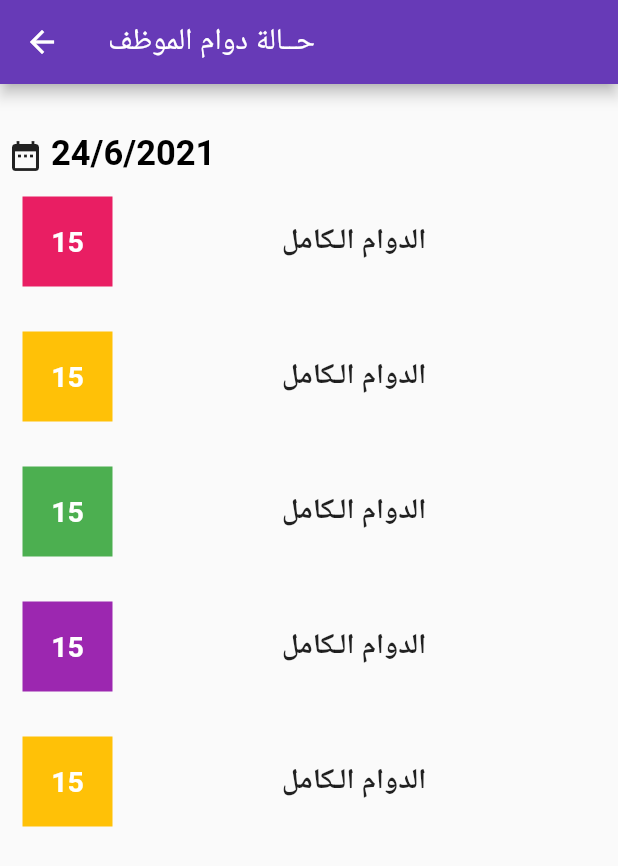
After one commit to Basellzaben/hrapp, a Flutter app: the WorkStatePage screen opened directly, on a phone screen of 412 x 824 dp. The commit adds this screen. Shown: the top 866 px of the screen. Run offline on Flutter 3.47's test engine with Material 2 defaults, Android fonts, the phone set to English and light mode, and no system bars; our stand-ins replace shared_preferences, splashscreen, sqflite; accounts and stored records are empty; network calls fail.

Commit message:
basel alzaben : 28/6/2020-12:25

```diff
--- /dev/null
+++ b/lib/WorkStatePage.dart
@@ -0,0 +1,283 @@
+import 'package:flutter/cupertino.dart';
+import 'package:flutter/material.dart';
+
+class WorkStatePage extends StatelessWidget {
+  late BuildContext mcontext;
+  goBackToPreviousScreen(BuildContext context){
+    Navigator.pop(context);
+
+  }
+
+  @override
+  Widget build(BuildContext context) {
+    mcontext=context;
+    return Scaffold(
+        resizeToAvoidBottomInset : false,
+        appBar: AppBar(title: Text("حــالة دوام الموظف")),
+        body: Center(
+          child: Container(
+            margin: const EdgeInsets.only(left: 0.0,right: 0.0,top: 33.0,bottom: 0.0),
+
+            child: Column(children: [
+
+              Align(
+                alignment: Alignment.topLeft,
+              child: RichText(
+                text: TextSpan(
+                  style: Theme.of(context).textTheme.headline5,
+                  children: [
+                    WidgetSpan(
+                      child: Padding(
+                        padding: const EdgeInsets.symmetric(horizontal: 5.0),
+                        child: Icon(Icons.date_range),
+                      ),
+                    ),
+                    TextSpan(text: '24/6/2021',style: TextStyle(
+                      fontWeight: FontWeight.bold,
+                      fontSize: 23,
+                      color: Colors.black,),),
+                  ],
+                ),
+              )
+              ),
+
+              SingleChildScrollView(
+                child: Column(
+                  children: <Widget>[
+                    Container(
+                margin: const EdgeInsets.all(15.0),
+                child: Row(
+                children: <Widget>[
+                Container(
+                  width:60,
+                  height: 60,
+                  color: Colors.pink,
+                  child: Center(
+                    child: Text(
+                    "15",
+                    textAlign: TextAlign.right,
+                    style: TextStyle(fontWeight: FontWeight.bold, color: Colors.white,fontSize: 19),
+                  ),),),
+                  Expanded(
+                      child: Text(
+                        "الدوام الـكامل",
+                        textDirection: TextDirection.ltr,
+                        textAlign: TextAlign.center,
+                        style: TextStyle(fontWeight: FontWeight.bold,fontSize: 19,),
+                      ))
+                ],
+              )
+            ),
+
+           Container(
+                  margin: const EdgeInsets.all(15.0),
+                  child: Row(
+                    children: <Widget>[
+                      Container(
+                        width:60,
+                        height: 60,
+                        color: Colors.amber,
+                        child: Center(
+                          child: Text(
+                            "15",
+                            textAlign: TextAlign.left,
+                            style: TextStyle(fontWeight: FontWeight.bold, color: Colors.white,fontSize: 19),
+                          ),),),
+                      Expanded(
+                          child: Text(
+                            "الدوام الـكامل",
+                            textDirection: TextDirection.ltr,
+                            textAlign: TextAlign.center,
+                            style: TextStyle(fontWeight: FontWeight.bold,fontSize: 19,),
+                          ))
+                    ],
+                  )
+              ),
+
+
+              Container(
+                  margin: const EdgeInsets.all(15.0),
+                  child: Row(
+                    children: <Widget>[
+                      Container(
+                        width:60,
+                        height: 60,
+                        color: Colors.green,
+                        child: Center(
+                          child: Text(
+                            "15",
+                            textAlign: TextAlign.left,
+                            style: TextStyle(fontWeight: FontWeight.bold, color: Colors.white,fontSize: 19),
+                          ),),),
+                      Expanded(
+                          child: Text(
+                            "الدوام الـكامل",
+                            textDirection: TextDirection.ltr,
+                            textAlign: TextAlign.center,
+                            style: TextStyle(fontWeight: FontWeight.bold,fontSize: 19,),
+                          ))
+                    ],
+                  )
+              ),
+
+
+
+                  Container(
+                      margin: const EdgeInsets.all(15.0),
+                      child: Row(
+                        children: <Widget>[
+                          Container(
+                            width:60,
+                            height: 60,
+                            color: Colors.purple,
+                            child: Center(
+                              child: Text(
+                                "15",
+                                textAlign: TextAlign.left,
+                                style: TextStyle(fontWeight: FontWeight.bold, color: Colors.white,fontSize: 19),
+                              ),),),
+                          Expanded(
+                              child: Text(
+                                "الدوام الـكامل",
+                                textDirection: TextDirection.ltr,
+                                textAlign: TextAlign.center,
+                                style: TextStyle(fontWeight: FontWeight.bold,fontSize: 19,),
+                              ))
+                        ],
+                      )
+                  ),
+
+
+
+                  Container(
+                      margin: const EdgeInsets.all(15.0),
+                      child: Row(
+                        children: <Widget>[
+                          Container(
+                            width:60,
+                            height: 60,
+                            color: Colors.amber,
+                            child: Center(
+                              child: Text(
+                                "15",
+                                textAlign: TextAlign.left,
+                                style: TextStyle(fontWeight: FontWeight.bold, color: Colors.white,fontSize: 19),
+                              ),),),
+                          Expanded(
+                              child: Text(
+                                "الدوام الـكامل",
+                                textDirection: TextDirection.ltr,
+                                textAlign: TextAlign.center,
+                                style: TextStyle(fontWeight: FontWeight.bold,fontSize: 19,),
+                              ))
+                        ],
+                      )
+                  ),
+
+
+
+
+
+                ]   ,),)
+
+
+
+/*
+              Container(
+                margin: const EdgeInsets.only(left: 0.0,right: 0.0,top: 20.0,bottom: 0.0),
+                  child: ElevatedButton(
+                    onPressed: () {
+                    },
+                    child: Text('تسجيل الدخول'),
+                  )
+              ),
+
+
+*/
+
+
+
+
+            /*  Container(
+                margin: const EdgeInsets.only(left: 20.0,right: 20.0,top: 40.0,bottom: 0.0),
+                child: Text(getSystemTime(),style: TextStyle(fontSize: 50.0,fontWeight: FontWeight.bold),),
+              ),*/
+/*
+        Container(
+        margin: const EdgeInsets.only(left: 20.0,right: 20.0,top: 10.0,bottom: 40.0),
+        child: FlutterAnalogClock(
+        dateTime: DateTime.now(),
+        dialPlateColor: Colors.white,
+        hourHandColor: Colors.black,
+        minuteHandColor: Colors.black,
+        secondHandColor: Colors.black,
+        numberColor: Colors.black,
+        borderColor: Colors.black,
+        tickColor: Colors.black,
+        centerPointColor: Colors.black,
+        showBorder: true,
+        showTicks: true,
+        showMinuteHand: true,
+        showSecondHand: true,
+        showNumber: true,
+        borderWidth: 8.0,
+        hourNumberScale: .10,
+        hourNumbers: ['1', '2', '3', '4', '5', '6', '7', '8', '9', '10', '11', '12'],
+        isLive: true,
+        width: 150.0,
+        height: 150.0,
+        decoration: const BoxDecoration(),
+        child:Text("")
+        )),*/
+/*
+              Container( child: Container(
+                margin: const EdgeInsets.only(left: 20.0,right: 20.0,top: 50.0,bottom: 40.0),
+
+                child: Material(
+                  child: GestureDetector(
+                    onTap: () {
+
+                      // makePostRequest();
+
+                      *//*   ScaffoldMessenger.of(context).showSnackBar(SnackBar(
+                    content: Text("تم تسجيل الدخول بنجاح"),
+                  ),);*//*
+                    },
+                    child: Container(
+                      child: ClipRRect(
+                        borderRadius: BorderRadius.circular(20.0),
+                        child:Image.network('https://image.flaticon.com/icons/png/512/25/25936.png',
+                            width: 200.0, height: 200.0),
+
+                      ),
+                    ),
+                  ),
+                ),),),*/
+
+
+
+/*Container(
+  margin: const EdgeInsets.only(left: 20.0,right: 20.0,top: 50.0,bottom: 40.0),
+       child: FlatButton(
+
+        padding: EdgeInsets.only(left: 20.0,right: 20.0,top: 50.0,bottom: 40.0),
+
+        onPressed: () {
+          ScaffoldMessenger.of(context).showSnackBar(SnackBar(
+            content: Text("تم تسجيل الدخول بنجاح"),
+          ));
+
+
+        }, child: Text(""),
+
+      ),),*/
+
+            ],),
+
+          ),
+
+        )
+
+    );
+
+  }}
--- a/pubspec.yaml
+++ b/pubspec.yaml
@@ -41,6 +41,7 @@ dev_dependencies:
   flutter_test:
     sdk: flutter
   analog_clock:
+  shared_preferences: ^2.0.6
 
 
 # For information on the generic Dart part of this file, see the
```
Also changed, not shown: lib/homePage.dart (+10 -3 lines), lib/main.dart (+191 -41 lines), assest/background.jpg (added), assest/background2.png (added), assest/background3.png (added), assest/logo.jpg (added), assest/logo.png (added), assest/logo2.png (added), pubspec.lock, 8 other files.
